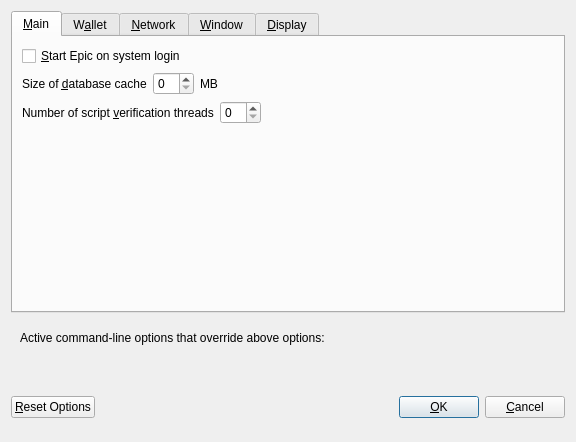
First picture: the form in src/qt/forms/optionsdialog.ui, repository louis-lee/elunium, before the edit.
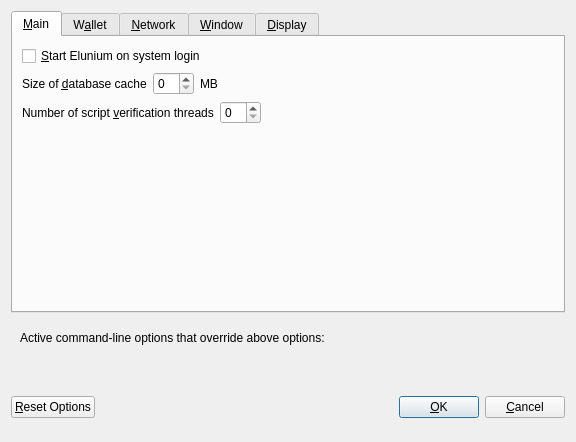
Second picture: the form after the edit. Custom widgets are drawn as their Qt base class.

Diff of the .ui file:
```diff
--- a/src/qt/forms/optionsdialog.ui
+++ b/src/qt/forms/optionsdialog.ui
@@ -33,7 +33,7 @@
           <string>Automatically start Epic after logging in to the system.</string>
          </property>
          <property name="text">
-          <string>&amp;Start Epic on system login</string>
+          <string>&amp;Start Elunium on system login</string>
          </property>
         </widget>
        </item>
```
Left out of the diff: 8 changed lines with no effect on the pictures.
